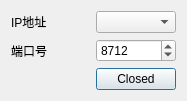
Before: the Qt Designer form LuoDeviceTest/src/Communicate/sigtcpexport.ui in lfsty/LuoDeviceTest, drawn with Qt 5.
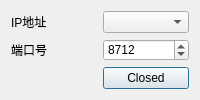
After: the same form once the commit is applied.

```diff
--- a/LuoDeviceTest/src/Communicate/sigtcpexport.ui
+++ b/LuoDeviceTest/src/Communicate/sigtcpexport.ui
@@ -6,10 +6,22 @@
    <rect>
     <x>0</x>
     <y>0</y>
-    <width>187</width>
-    <height>96</height>
+    <width>200</width>
+    <height>100</height>
    </rect>
   </property>
+  <property name="minimumSize">
+   <size>
+    <width>200</width>
+    <height>100</height>
+   </size>
+  </property>
+  <property name="maximumSize">
+   <size>
+    <width>200</width>
+    <height>100</height>
+   </size>
+  </property>
   <property name="windowTitle">
    <string>Dialog</string>
   </property>
```
